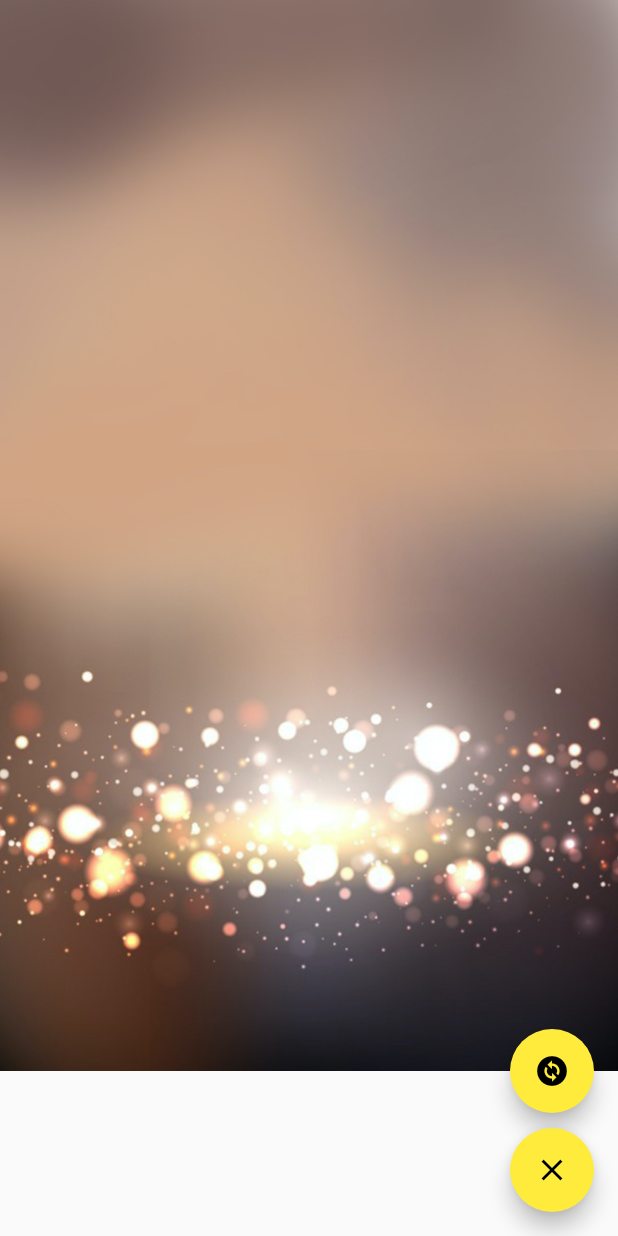
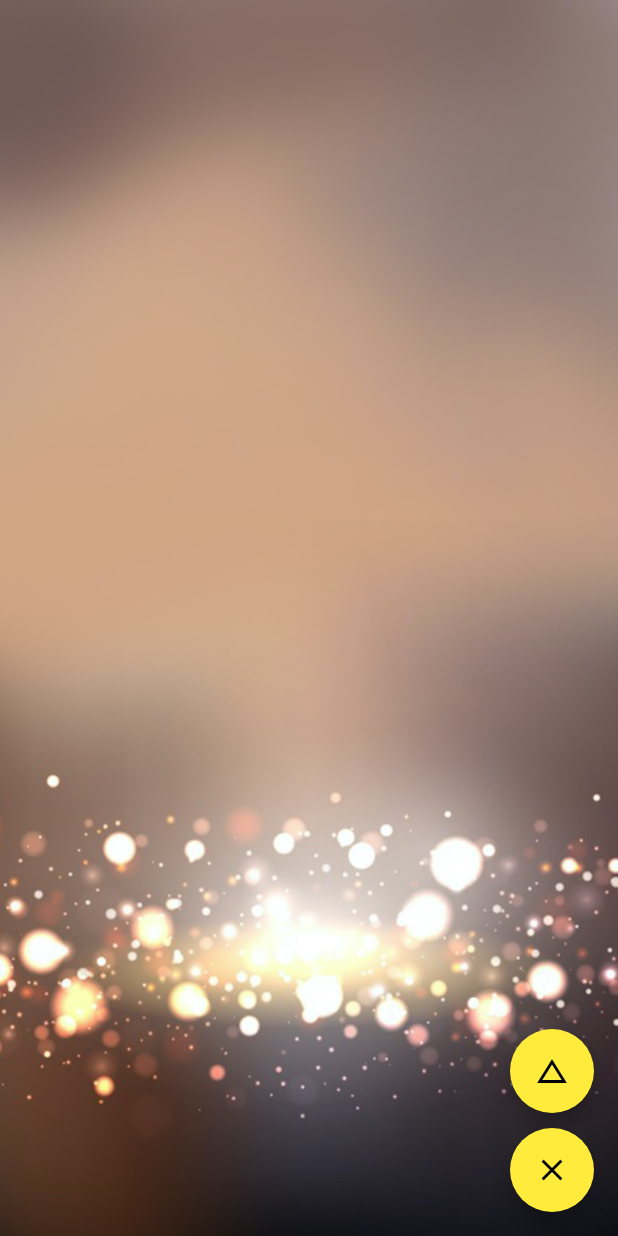
Before and after one commit to chuheridangwu/Photos, a Flutter app: the ShuffleVideoPlay screen opened by its route, on a phone screen of 412 x 824 dp. Run offline on Flutter 3.47's test engine with Material 2 defaults, Android fonts, the phone set to English and light mode, and no system bars; our stand-ins replace cached_network_image, dio, package_info, photo_view, pull_to_refresh, share and 2 more; network calls fail.

Commit message:
修改图标，flutter 2.0.6 版本没有这两个图标

```diff
--- a/lib/drawer/shuffle_photo.dart
+++ b/lib/drawer/shuffle_photo.dart
@@ -66,7 +66,7 @@ class _ShufflePhotoState extends State<ShufflePhoto> {
           onPressed: () {
             getPhotoUrl();
           },
-          child: Icon(Icons.change_circle),
+          child: Icon(Icons.change_history),
         ),
         SizedBox(
           height: 10,
--- a/lib/drawer/shuffle_video.dart
+++ b/lib/drawer/shuffle_video.dart
@@ -35,6 +35,7 @@ class _ShuffleVideoPlayState extends State<ShuffleVideoPlay> {
           print("播放器播放视频失败 - ${error.toString()}");
           setState(() {
             _isplay = false;
+            createVideoController();
           });
         });
       _videoController.addListener(() {
@@ -63,6 +64,7 @@ class _ShuffleVideoPlayState extends State<ShuffleVideoPlay> {
   Widget build(BuildContext context) {
     final size = MediaQuery.of(context).size;
     return Scaffold(
+      backgroundColor: Colors.black,
       body: createLiveView(),
       floatingActionButton: createFloatingBtn(),
     );
@@ -74,7 +76,9 @@ class _ShuffleVideoPlayState extends State<ShuffleVideoPlay> {
         ? VideoPlayer(_videoController)
         : Image.asset(
             "images/other/shuffle_bg.png",
-            fit: BoxFit.fill,
+            width: MediaQuery.of(context).size.width,
+            height: MediaQuery.of(context).size.height,
+            fit: BoxFit.cover,
           );
   }
 
@@ -86,9 +90,10 @@ class _ShuffleVideoPlayState extends State<ShuffleVideoPlay> {
         FloatingActionButton(
           heroTag: "2",
           onPressed: () {
+            _videoController.pause();
             createVideoController();
           },
-          child: Icon(Icons.change_circle),
+          child: Icon(Icons.change_history),
         ),
         SizedBox(
           height: 10,
```
Also changed, not shown: pubspec.lock.
